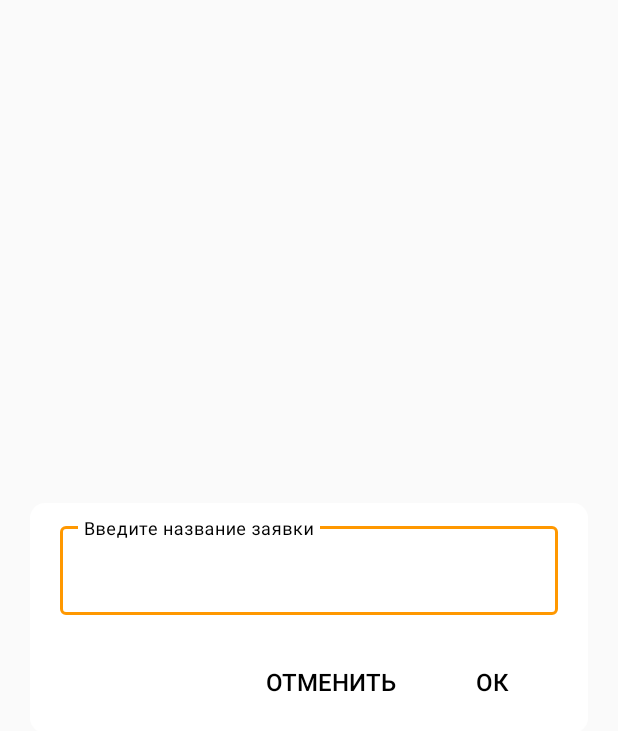
After one commit to SergeyGaldin/testCase, an Android app: the layout alert_dialog_name_request.xml on its own in the app's theme, with its tools: preview values and no code run, on a phone screen of 412 x 824 dp. The commit adds this screen. Shown: the top 731 px of the screen. Run offline under Robolectric (Android 15) with nearby library versions, the light colour scheme and no system bars; network calls fail.

Commit message:
Добавлено модальное окно для названия заявки

```diff
--- a/app/src/main/java/com/example/testcase/constants/Methods.kt
+++ b/app/src/main/java/com/example/testcase/constants/Methods.kt
@@ -1,10 +1,16 @@
 package com.example.testcase.constants
 
+import android.content.Context
 import android.view.View
+import android.widget.Toast
 import com.google.android.material.snackbar.Snackbar
 
 object Methods {
     fun callSnackbar(view: View, message: String) {
         Snackbar.make(view, message, Snackbar.LENGTH_SHORT).show()
     }
+
+    fun callToast(context: Context, message: String) {
+        Toast.makeText(context, message, Toast.LENGTH_SHORT).show()
+    }
 }
--- /dev/null
+++ b/app/src/main/res/drawable/background_alert_dialog_white.xml
@@ -0,0 +1,5 @@
+<?xml version="1.0" encoding="utf-8"?>
+<shape xmlns:android="http://schemas.android.com/apk/res/android">
+    <corners android:radius="10dp" />
+    <solid android:color="@color/white" />
+</shape>
--- /dev/null
+++ b/app/src/main/res/layout/alert_dialog_name_request.xml
@@ -0,0 +1,47 @@
+<?xml version="1.0" encoding="utf-8"?>
+<RelativeLayout xmlns:android="http://schemas.android.com/apk/res/android"
+    xmlns:app="http://schemas.android.com/apk/res-auto"
+    android:layout_width="match_parent"
+    android:layout_height="match_parent"
+    android:background="@color/invisible">
+
+    <RelativeLayout
+        android:layout_width="match_parent"
+        android:layout_height="wrap_content"
+        android:layout_centerInParent="true"
+        android:layout_marginHorizontal="20dp"
+        android:background="@drawable/background_alert_dialog_white"
+        android:paddingVertical="10dp">
+
+        <com.google.android.material.textfield.TextInputLayout
+            android:id="@+id/inputNameRequest"
+            style="@style/OutlinedTextField">
+
+            <com.google.android.material.textfield.TextInputEditText
+                android:id="@+id/textNameRequest"
+                style="@style/TextInputEditText"
+                android:focusable="true"
+                android:hint="@string/text_hint_name_request"
+                android:inputType="text" />
+
+        </com.google.android.material.textfield.TextInputLayout>
+
+        <Button
+            android:id="@+id/buttonOk"
+            style="@style/ButtonAlertDialog"
+            android:layout_below="@+id/inputNameRequest"
+            android:layout_alignParentEnd="true"
+            android:layout_marginEnd="20dp"
+            android:text="@string/ok" />
+
+        <Button
+            android:id="@+id/buttonCancel"
+            style="@style/ButtonAlertDialog"
+            android:layout_below="@+id/inputNameRequest"
+            android:layout_marginEnd="20dp"
+            android:layout_toStartOf="@+id/buttonOk"
+            android:text="@string/cancel" />
+
+    </RelativeLayout>
+
+</RelativeLayout>
--- a/app/src/main/res/values/strings.xml
+++ b/app/src/main/res/values/strings.xml
@@ -21,4 +21,7 @@
     <string name="text_date_begine">Плановая дата</string>
     <string name="text_date_create">Дата создания</string>
     <string name="text_author">Автор</string>
+
+    <string name="text_hint_name_request">Введите название заявки</string>
+    <string name="ok">Ок</string>
 </resources>
--- a/app/src/main/res/values/themes.xml
+++ b/app/src/main/res/values/themes.xml
@@ -17,6 +17,11 @@
     <!-- Стартовый экран -->
     <style name="Theme.SplashScreen" parent="Theme.AppCompat.NoActionBar">
         <item name="android:windowBackground">@drawable/start_screen</item>
+    </style>
+
+    <!--  Модальное окно  -->
+    <style name="Theme.MyAlertDialog" parent="Theme.AppCompat.Light.Dialog.Alert">
+        <item name="android:windowBackground">@color/invisible</item>
     </style>
 
     <!--  Outlined text field  -->
@@ -77,4 +82,11 @@
         <item name="android:text">@string/not_chosen</item>
     </style>
 
+    <style name="ButtonAlertDialog">
+        <item name="android:layout_height">wrap_content</item>
+        <item name="android:layout_width">wrap_content</item>
+        <item name="android:textSize">16sp</item>
+        <item name="android:textColor">@color/black</item>
+        <item name="android:background">@color/invisible</item>
+    </style>
 </resources>
```
Also changed, not shown: app/src/main/java/com/example/testcase/AddRequestActivity.kt (+68 -9 lines), app/src/main/res/layout/activity_add_request.xml (+14 -2 lines).
